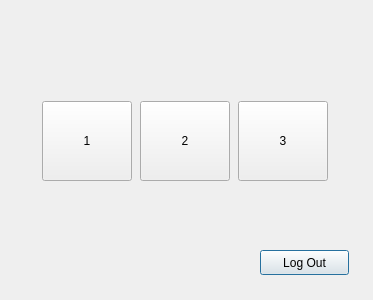
Before: the Qt Designer form proyecto_final/Leds_App/control.ui in alexanderDz/Alse, drawn with Qt 5.
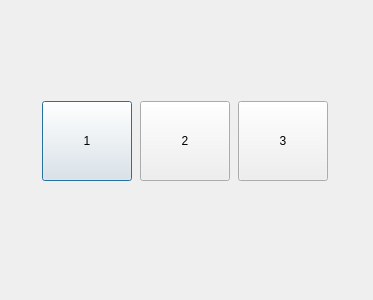
After: the same form once the commit is applied.

Commit message: app con la base de datos

Patch:
```diff
--- a/proyecto_final/Leds_App/control.ui
+++ b/proyecto_final/Leds_App/control.ui
@@ -25,20 +25,7 @@
   <property name="windowTitle">
    <string>Dialog</string>
   </property>
-  <widget class="QPushButton" name="_cmdCnt_Logout">
-   <property name="geometry">
-    <rect>
-     <x>260</x>
-     <y>250</y>
-     <width>89</width>
-     <height>25</height>
-    </rect>
-   </property>
-   <property name="text">
-    <string>Log Out</string>
-   </property>
-  </widget>
-  <widget class="QWidget" name="">
+  <widget class="QWidget" name="layoutWidget">
    <property name="geometry">
     <rect>
      <x>40</x>
```
The commit also changes 2 other files.
